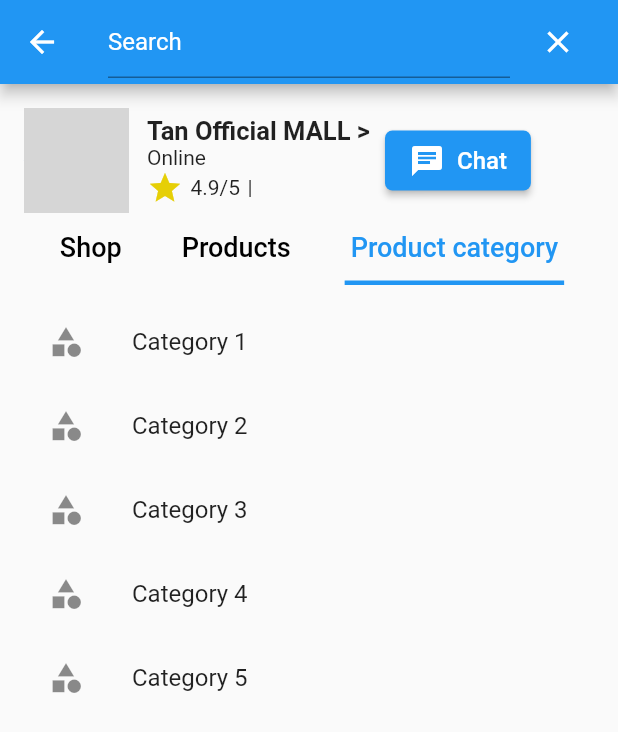
After one commit to Duykhanh29/DPL-ecommerce, a Flutter app: the MyHomePage screen opened directly, tab 3 chosen, on a phone screen of 412 x 824 dp. The commit adds this screen. Shown: the top 732 px of the screen. Run offline on Flutter 3.47's test engine with Material 2 defaults, Android fonts, the light colour scheme and no system bars; our stand-ins replace badges, cached_network_image, carousel_slider, flutter_localization, flutter_svg, smooth_page_indicator; missing offline and left inert: flutter_timer_countdown, section_view; network calls fail; grey boxes are pictures that could not be loaded.

Commit message:
profie seller

```diff
--- a/lib/views/consumer/screens/filter_page.dart
+++ b/lib/views/consumer/screens/filter_page.dart
@@ -15,6 +15,7 @@ class _FilterInterfaceState extends State<FilterInterface> {
   @override
   Widget build(BuildContext context) {
     return Scaffold(
+      resizeToAvoidBottomInset: false,
       appBar: AppBar(
           backgroundColor: Colors.blue,
           title: Text(
--- a/lib/views/consumer/screens/home_page.dart
+++ b/lib/views/consumer/screens/home_page.dart
@@ -11,6 +11,7 @@ import 'package:dpl_ecommerce/views/consumer/ui_elements/product_small_list_item
 import 'package:dpl_ecommerce/views/consumer/ui_elements/promotion_banner_item_widget.dart';
 import 'package:dpl_ecommerce/views/consumer/ui_elements/category_item_widget.dart';
 import 'package:dpl_ecommerce/views/consumer/ui_elements/two_slider_item_widget.dart';
+import 'package:dpl_ecommerce/views/seller/seller_profile_page.dart';
 import 'package:flutter/material.dart';
 import 'package:badges/badges.dart' as badges;
 import 'package:flutter/cupertino.dart';
@@ -89,7 +90,7 @@ class HomePage extends StatelessWidget {
                             onTap: () => Navigator.push(
                               context,
                               MaterialPageRoute(
-                                builder: (context) => ThreeScreen(),
+                                builder: (context) => SearchScreen(),
                               ),
                             ),
                             child: Padding(
--- a/lib/views/consumer/screens/search_page.dart
+++ b/lib/views/consumer/screens/search_page.dart
@@ -8,8 +8,8 @@ import 'package:dpl_ecommerce/views/consumer/screens/search_result_page.dart';
 import 'package:flutter/material.dart';
 import 'package:dpl_ecommerce/views/consumer/ui_elements/product_small_list_item1_widget.dart';
 
-class ThreeScreen extends StatelessWidget {
-  ThreeScreen({Key? key}) : super(key: key);
+class SearchScreen extends StatelessWidget {
+  SearchScreen({Key? key}) : super(key: key);
   TextEditingController searchController = TextEditingController();
   int sliderIndex = 1;
 
--- a/lib/views/consumer/screens/search_result_page.dart
+++ b/lib/views/consumer/screens/search_result_page.dart
@@ -25,6 +25,7 @@ class _SearchFilterInterfaceState extends State<SearchFilterInterface> {
             //SizedBox(width: 8.0),
             Expanded(
               child: TextField(
+                style: TextStyle(color: Colors.white),
                 onChanged: (value) {
                   setState(() {
                     _searchText = value;
@@ -95,6 +96,7 @@ class _SearchFilterInterfaceState extends State<SearchFilterInterface> {
                     ],
                   ),
                 ),
+
               ))
 
             ],
--- /dev/null
+++ b/lib/views/seller/detail_seller_profile.dart
@@ -0,0 +1,100 @@
+import 'package:flutter/material.dart';
+
+class Category {
+  final String name;
+  final IconData icon;
+  final String name1;
+
+  Category({required this.name, required this.icon, required this.name1});
+}
+
+class ProfileSeller extends StatefulWidget {
+  @override
+  _CategoryScreenState createState() => _CategoryScreenState();
+}
+
+class _CategoryScreenState extends State<ProfileSeller> {
+  List<Category> categories = [
+    Category(name: 'Evaluate', icon: Icons.star_border_outlined,name1: '100'),
+    Category(name: 'Products ', icon: Icons.propane_outlined,name1: '100'),
+    Category(name: 'Address', icon: Icons.location_pin,name1: '100'),
+    Category(name: 'Category ', icon: Icons.category,name1: '100'),
+    Category(name: 'Category ', icon: Icons.category,name1: '100'),
+  ];
+
+  @override
+  Widget build(BuildContext context) {
+    return Scaffold(
+      appBar: AppBar(
+        title: Text('Shop details'),
+         centerTitle: true,
+      ),
+      body: Column(
+        crossAxisAlignment: CrossAxisAlignment.start,
+        children: [
+         SizedBox(height: 10,),
+           Row(
+             children: [
+               SizedBox(width: 10,),
+               CircleAvatar(
+                                radius: 35,
+                                backgroundImage: NetworkImage(
+                                    "https://s3.o7planning.com/images/boy-128.png"),
+                              ),
+                              SizedBox(
+                          width: 12,
+                        ),
+                        Column(
+                            crossAxisAlignment: CrossAxisAlignment.start,
+                            children: [
+                              Text(
+                                "Tan Official MALL >",
+                                style: TextStyle(
+                                    fontSize: 17, fontWeight: FontWeight.bold),
+                              ),
+                              Text(
+                                "Online ",
+                                textAlign: TextAlign.left,
+                              ),
+                              Row(
+                                children: [
+                                  Icon(Icons.star,
+                                  color: Color.fromARGB(255, 230, 207, 6),),
+                                  SizedBox(
+                                    width: 5,
+                                  ),
+                                  Text("4.9/5"),
+                                  SizedBox(
+                                    width: 5,
+                                  ),
+                                  Text("|"),
+                                  SizedBox(
+                                    width: 5,
+                                  ),
+                                  Text("900k followers")
+                                ],
+                              ),
+                            ],
+                          ),
+             ],
+           ),
+          Container(
+            width: 200,
+            height: 300,
+            child: Column(
+              children: categories.map((category) {
+                return ListTile(
+                  leading: Icon(category.icon),
+
+                  title: Text(category.name),
+                  trailing: Text(category.name1,style: TextStyle(color: Colors.blue),),
+
+                );
+              }).toList(),
+            ),
+          ),
+        ],
+      ),
+    );
+  }
+}
--- /dev/null
+++ b/lib/views/seller/seller_profile_page.dart
@@ -0,0 +1,445 @@
+import 'package:dpl_ecommerce/const/app_theme.dart';
+import 'package:dpl_ecommerce/customs/custom_text_style.dart';
+import 'package:dpl_ecommerce/utils/constants/size_utils.dart';
+import 'package:dpl_ecommerce/views/consumer/ui_elements/product_item_widget1.dart';
+import 'package:dpl_ecommerce/views/consumer/ui_elements/product_small_list_item1_widget.dart';
+import 'package:dpl_ecommerce/views/seller/detail_seller_profile.dart';
+import 'package:flutter/material.dart';
+
+class MyHomePage extends StatefulWidget {
+  @override
+  _MyHomePageState createState() => _MyHomePageState();
+}
+class Category {
+  final String name;
+  final IconData icon;
+
+  Category({required this.name, required this.icon});
+}
+
+class _MyHomePageState extends State<MyHomePage>  with SingleTickerProviderStateMixin{
+  String searchQuery = '';
+  int isSelected = 0;
+  late TabController _tabController;
+  List<Category> categories = [
+    Category(name: 'Category 1', icon: Icons.category),
+    Category(name: 'Category 2', icon: Icons.category),
+    Category(name: 'Category 3', icon: Icons.category),
+    Category(name: 'Category 4', icon: Icons.category),
+    Category(name: 'Category 5', icon: Icons.category),
+  ];
+  int selectedIndex = -1;
+
+  @override
+  void initState()
+  {
+    _tabController = TabController(length: 3, vsync: this, initialIndex: 0);
+    _tabController.addListener(_handleTabSelection);
+    super.initState();
+  }
+  _handleTabSelection()
+  {
+    if(_tabController.indexIsChanging)
+    {
+      setState(() {
+
+      });
+    }
+  }
+
+  @override
+  void dispose()
+  {
+    _tabController.dispose();
+    super.dispose();
+
+  }
+
+
+  @override
+  Widget build(BuildContext context) {
+    return Scaffold(
+      appBar: AppBar(
+
+        title: Row(
+          children: [
+            //Icon(Icons.search),
+            //SizedBox(width: 8.0),
+            Expanded(
+              child: TextField(
+                style: TextStyle(color: Colors.white),
+                onChanged: (value) {},
+                decoration: InputDecoration(
+                  hintText: "Search",
+                  hintStyle: TextStyle(color: Colors.white),
+                ),
+              ),
+            ),
+            SizedBox(width: 8.0),
+            //SizedBox(width: 8.0),
+
+            IconButton(
+              icon: Icon(Icons.clear),
+              onPressed: () {
+                setState(() {});
+              },
+            ),
+          ],
+        ),
+      ),
+      body: Padding(
+        padding: const EdgeInsets.all(8.0),
+        child: Column(
+          children: [
+            Expanded(
+              child: SingleChildScrollView(
+                child: Padding(
+                  padding: const EdgeInsets.all(8.0),
+                  child: Column(children: [
+                    Row(
+                      children: [
+                        GestureDetector(
+                           onTap: () => Navigator.push(
+                              context,
+                              MaterialPageRoute(
+                                builder: (context) => ProfileSeller(),
+                              ),
+                            ),
+                          child: CircleAvatar(
+                            radius: 35,
+                            backgroundImage: NetworkImage(
+                                "https://s3.o7planning.com/images/boy-128.png"),
+                          ),
+                        ),
+                        SizedBox(
+                          width: 12,
+                        ),
+                        GestureDetector(
+                           onTap: () => Navigator.push(
+                              context,
+                              MaterialPageRoute(
+                                builder: (context) => ProfileSeller(),
+                              ),
+                            ),
+                          child: Column(
+                            crossAxisAlignment: CrossAxisAlignment.start,
+                            children: [
+                              Text(
+                                "Tan Official MALL >",
+                                style: TextStyle(
+                                    fontSize: 17, fontWeight: FontWeight.bold),
+                              ),
+                              Text(
+                                "Online ",
+                                textAlign: TextAlign.left,
+                              ),
+                              Row(
+                                children: [
+                                  Icon(Icons.star,
+                                  color: Color.fromARGB(255, 230, 207, 6),),
+                                  SizedBox(
+                                    width: 5,
+                                  ),
+                                  Text("4.9/5"),
+                                  SizedBox(
+                                    width: 5,
+                                  ),
+                                  Text("|"),
+                                  SizedBox(
+                                    width: 5,
+                                  ),
+                                  //Text("900k followers")
+                                ],
+                              ),
+                            ],
+                          ),
+                        ),
+                        SizedBox(
+                          width: 10,
+                        ),
+                        Column(
+                          children: [
+
+                            Center(
+                              child: ElevatedButton(
+                                style: ElevatedButton.styleFrom(
+                                  primary: Colors.blue,
+                                  onPrimary: Colors.white,
+                                  padding: EdgeInsets.symmetric(
+                                      horizontal: 16, vertical: 8),
+                                  shape: RoundedRectangleBorder(
+                                    borderRadius: BorderRadius.circular(5),
+                                  ),
+                                ),
+                                onPressed: () {
+                                  // TODO: Add button press logic
+                                },
+                                child: Row(
+                                  mainAxisSize: MainAxisSize.min,
+                                  children: [
+                                    Icon(
+                                      Icons.chat,
+                                      color: Colors.white,
+                                    ),
+                                    SizedBox(width: 8),
+                                    Text(
+                                      'Chat',
+                                      style: TextStyle(
+                                        color: Colors.white,
+                                        fontSize: 16,
+                                      ),
+                                    ),
+                                  ],
+                                ),
+                              ),
+                            ),
+                          ],
+                        ),
+                      ],
+                    ),
+                    TabBar(
+                      controller: _tabController,
+                      labelColor:  Colors.blue,
+                      unselectedLabelColor: Colors.black,
+                      isScrollable: true,
+                      indicator: UnderlineTabIndicator(
+                        borderSide: BorderSide(
+                          width:3,
+                          color: Colors.blue,
+                          ),
+                          insets: EdgeInsets.symmetric(horizontal: 16)
+                          ),
+                          labelPadding: EdgeInsets.symmetric(horizontal: 20),
+                          labelStyle: TextStyle(fontSize: 18,fontWeight: FontWeight.w500),
+                      tabs: [
+                        Tab(text: "Shop"),
+                        Tab(text: "Products"),
+                        Tab(text: "Product category"),
+                        //Tab(text: "Live"),
+                      ]),
+                      SizedBox(height: 10,),
+                      Align(
+                        alignment: Alignment.bottomLeft,
+                        child: [
+                          Container(
+                            //color: Colors.pink,
+                            child: Padding(
+                              padding: const EdgeInsets.all(8.0),
+                              child: Column(
+                                mainAxisAlignment: MainAxisAlignment.start,
+                                children: [
+                                  SizedBox(height: 50,),
+
+                                  Padding(
+                            padding: EdgeInsets.symmetric(
+                                horizontal: 10.h, vertical: 6),
+                            child: _buildDealOfTheDay(
+                              context,
+                              dealOfTheDayText: "Recommend",
+                              viewAllText: "View all",
+                            ),
+                          ),
+                          _buildDealOfTheDayRow(context),
+                          SizedBox(height: 26.v),
+                          Align(
+                            alignment: Alignment.bottomLeft,
+                            child: Column(
+                              crossAxisAlignment: CrossAxisAlignment.start,
+                              children: [
+                                Text("Shop Tan",style: TextStyle(fontSize: 20,fontWeight: FontWeight.bold),),
+                                Text("- Providing reputable and high quality products",textAlign:TextAlign.left,style: TextStyle(fontSize: 18,fontWeight: FontWeight.bold),),
+                                Text("- Providing reputable and high quality products",textAlign:TextAlign.left,style: TextStyle(fontSize: 18,fontWeight: FontWeight.bold),),
+                                Text("- Providing reputable and high quality products",style: TextStyle(fontSize: 18,fontWeight: FontWeight.bold),),
+                                Text("- Providing reputable and high quality products",style: TextStyle(fontSize: 18,fontWeight: FontWeight.bold),),
+
+                              ],
+                            )),
+                            Padding(
+                              padding: EdgeInsets.only(bottom: 5.v, left: 10.v),
+                              child: Column(
+                                children: [
+                                  Padding(
+                                  padding: EdgeInsets.symmetric(horizontal: 10.h,),
+                                  //padding: const EdgeInsets.fromLTRB(20, 0, 0, 0),
+                                  child: _buildDealOfTheDay(
+                                    context,
+                                    dealOfTheDayText: "",
+                                    viewAllText: "",
+                                  ),
+                                                      ),
+                              _buildProductSmallList1(context),
+                                ],
+                              ),
+                            ),
+                          //SizedBox(height: 16.v),
+
+
+                                ],
+                              ),
+                            ),
+
+                            //color: Colors.white,
+
+                          ),
+                          Container(
+                            //color: Colors.red,
+                             child: Padding(
+                              padding: EdgeInsets.only(bottom: 5.v, left: 10.v),
+                              child: Column(
+                                children: [
+                                  Padding(
+                                  padding: EdgeInsets.symmetric(horizontal: 10.h,),
+                                  //padding: const EdgeInsets.fromLTRB(20, 0, 0, 0),
+                                  child: _buildDealOfTheDay(
+                                    context,
+                                    dealOfTheDayText: "",
+                                    viewAllText: "",
+                                  ),
+                                                      ),
+                              _buildProductSmallList1(context),
+                                ],
+                              ),
+                            ),
+                          ),
+                          Container(
+                            //color: Colors.red,
+                            child: Column(
+                              children: categories.map((category) {
+            return ListTile(
+              leading: Icon(category.icon),
+              title: Text(category.name),
+            );
+          }).toList(),
+                            ),
+                          ),
+
+                        ][_tabController.index],
+                      ),
+
+
+                  ]),
+                ),
+              ),
+            ),
+          ],
+        ),
+      ),
+    );
+  }
+
+  // _buildProductCategory({required int index, required String name}) =>
+  // GestureDetector(
+  //   onTap: () => setState(() => isSelected = index),
+  //   child: Container(
+  //     width: 100,
+  //     height: 40,
+  //     margin:  const EdgeInsets.only(top: 10, right: 10),
+  //     alignment: Alignment.center,
+  //     decoration: BoxDecoration(
+  //       color: isSelected == index ? Colors.red :Colors.red.shade300,
+  //       borderRadius: BorderRadius.circular(8),
+  //     ),
+  //     child: Text(name,
+  //     style: const TextStyle(color: Colors.white,),),
+  //   ),
+  // );
+  //  Widget buildProductCategory({required int index, required String name}) {
+  //   return GestureDetector(
+  //     onTap: () => setState(() => isSelected = index),
+  //     child: Container(
+  //       width: 100,
+  //       height: 40,
+  //       margin: const EdgeInsets.only(top: 10, right: 10),
+  //       alignment: Alignment.center,
+  //       decoration: BoxDecoration(
+  //         color: isSelected == index ? Colors.red : Colors.red.shade300,
+  //         borderRadius: BorderRadius.circular(8),
+  //       ),
+  //       child: Text(
+  //         name,
+  //         style: TextStyle(
+  //           color: isSelected == index ? Colors.white : Colors.black,
+  //         ),
+  //       ),
+  //     ),
+  //   );
+  // }
+
+
+}
+Widget _buildDealOfTheDay(
+    BuildContext context, {
+    required String dealOfTheDayText,
+    required String viewAllText,
+  }) {
+    return Row(
+      mainAxisAlignment: MainAxisAlignment.spaceBetween,
+      children: [
+        Padding(
+          padding: EdgeInsets.only(top: 1.v),
+          child: Text(
+            dealOfTheDayText,
+            style: theme.textTheme.titleSmall!.copyWith(
+              color: theme.colorScheme.onPrimary,
+            ),
+          ),
+        ),
+        Padding(
+          padding: EdgeInsets.only(bottom: 3.v),
+          child: TextButton(
+            onPressed: () {
+              // go to see all
+            },
+            child: Text(
+              viewAllText,
+              style: CustomTextStyles.bodySmallGray600.copyWith(
+                color: appTheme.gray600,
+              ),
+            ),
+          ),
+        ),
+      ],
+    );
+  }
+
+  Widget _buildDealOfTheDayRow(BuildContext context) {
+    return SizedBox(
+      height: 220.v,
+      child: ListView.separated(
+        padding: EdgeInsets.only(left: 16.h),
+        scrollDirection: Axis.horizontal,
+        separatorBuilder: (
+          context,
+          index,
+        ) {
+          return SizedBox(
+            width: 16.h,
+          );
+        },
+        itemCount: 3,
+        itemBuilder: (context, index) {
+          return ProductItemWidget();
+        },
+      ),
+    );
+  }
+  Widget _buildProductSmallList1(BuildContext context) {
+  return Padding(
+    padding: EdgeInsets.only(right: 10.h),
+    child: GridView.builder(
+      shrinkWrap: true,
+      gridDelegate: SliverGridDelegateWithFixedCrossAxisCount(
+        crossAxisCount: 2,
+        crossAxisSpacing: 10,
+        mainAxisSpacing: 10,
+        mainAxisExtent: 283.v,
+        // childAspectRatio: 3 / 2,
+      ),
+      itemBuilder: (context, index) {
+        return Productsmalllist1ItemWidget();
+      },
+      physics: NeverScrollableScrollPhysics(),
+      itemCount: 10,
+    ),
+  );
+}
```
